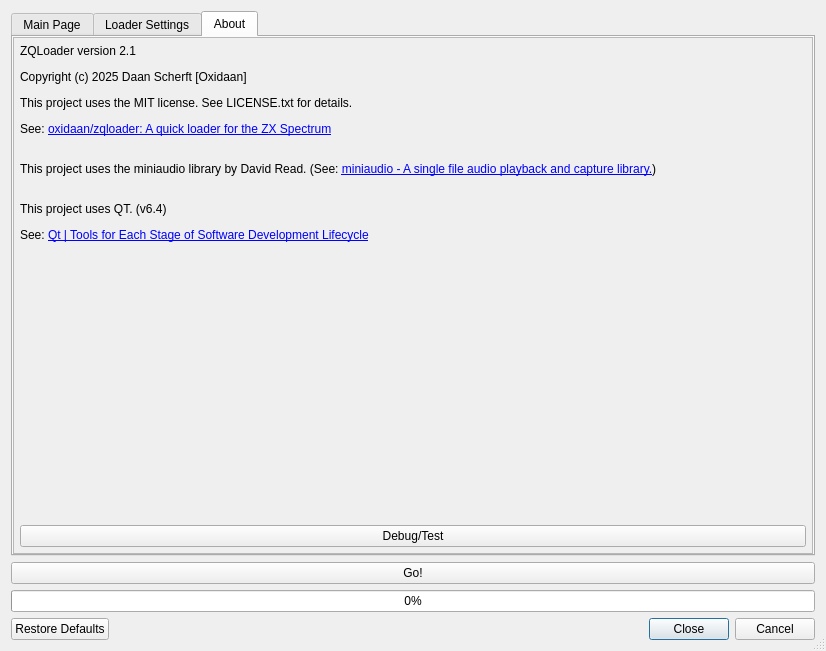
The window that zqloaderui/dialog.ui (oxidaan/zqloader) describes before a commit, drawn with Qt 5.
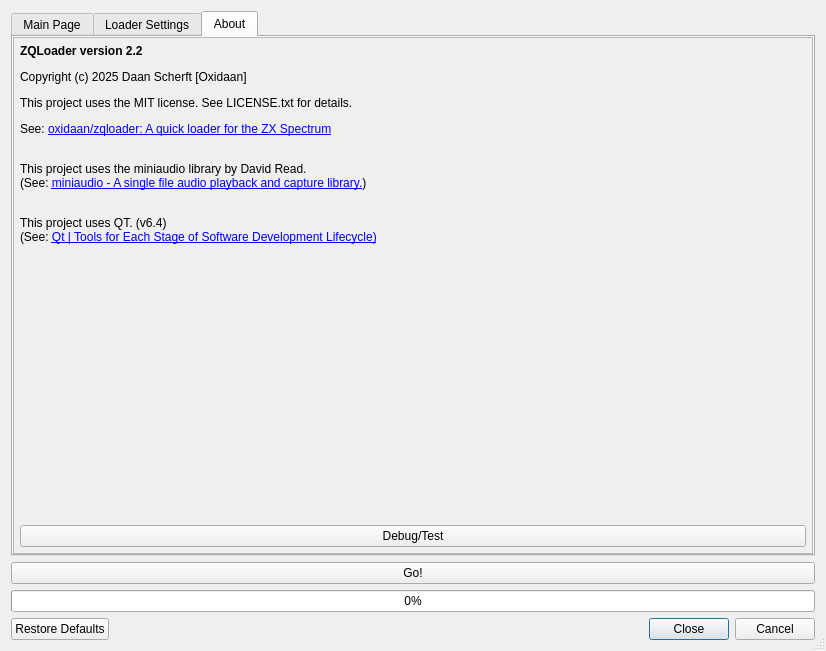
The same window after the commit. The open tabs and pages were chosen to show the change. Custom widgets are drawn as their Qt base class.

Diff of the .ui file:
```diff
--- a/zqloaderui/dialog.ui
+++ b/zqloaderui/dialog.ui
@@ -858,8 +858,8 @@
            <rect>
             <x>0</x>
             <y>0</y>
-            <width>98</width>
-            <height>700</height>
+            <width>800</width>
+            <height>512</height>
            </rect>
           </property>
           <layout class="QGridLayout" name="gridLayout_4">
@@ -881,7 +881,7 @@
            <item row="1" column="1">
             <widget class="QLabel" name="labelAbout">
              <property name="text">
-              <string>&lt;html&gt;&lt;head/&gt;&lt;body&gt;&lt;p&gt;ZQLoader version 2.1&lt;/p&gt;&lt;p&gt;Copyright (c) 2025 Daan Scherft [Oxidaan]&lt;/p&gt;&lt;p&gt;This project uses the MIT license. See LICENSE.txt for details.&lt;/p&gt;&lt;p&gt;See: &lt;a href=&quot;https://github.com/oxidaan/zqloader&quot;&gt;&lt;span style=&quot; text-decoration: underline; color:#0000ff;&quot;&gt;oxidaan/zqloader: A quick loader for the ZX Spectrum&lt;/span&gt;&lt;/a&gt;&lt;/p&gt;&lt;p&gt;&lt;br/&gt;This project uses the miniaudio library by David Read. (See: &lt;a href=&quot;https://miniaud.io/&quot;&gt;&lt;span style=&quot; text-decoration: underline; color:#0000ff;&quot;&gt;miniaudio - A single file audio playback and capture library.&lt;/span&gt;&lt;/a&gt;)&lt;/p&gt;&lt;p&gt;&lt;br/&gt;This project uses QT. (v6.4)&lt;/p&gt;&lt;p&gt;See: &lt;a href=&quot;https://www.qt.io/&quot;&gt;&lt;span style=&quot; text-decoration: underline; color:#0000ff;&quot;&gt;Qt | Tools for Each Stage of Software Development Lifecycle&lt;/span&gt;&lt;/a&gt;&lt;/p&gt;&lt;/body&gt;&lt;/html&gt;</string>
+              <string>&lt;html&gt;&lt;head/&gt;&lt;body&gt;&lt;p&gt;&lt;span style=&quot; font-weight:700;&quot;&gt;ZQLoader version 2.2&lt;/span&gt;&lt;/p&gt;&lt;p&gt;Copyright (c) 2025 Daan Scherft [Oxidaan]&lt;/p&gt;&lt;p&gt;This project uses the MIT license. See LICENSE.txt for details.&lt;/p&gt;&lt;p&gt;See: &lt;a href=&quot;https://github.com/oxidaan/zqloader&quot;&gt;&lt;span style=&quot; text-decoration: underline; color:#0000ff;&quot;&gt;oxidaan/zqloader: A quick loader for the ZX Spectrum&lt;/span&gt;&lt;/a&gt;&lt;/p&gt;&lt;p&gt;&lt;br/&gt;This project uses the miniaudio library by David Read.&lt;br/&gt;(See: &lt;a href=&quot;https://miniaud.io/&quot;&gt;&lt;span style=&quot; text-decoration: underline; color:#0000ff;&quot;&gt;miniaudio - A single file audio playback and capture library.&lt;/span&gt;&lt;/a&gt;)&lt;/p&gt;&lt;p&gt;&lt;br/&gt;This project uses QT. (v6.4)&lt;br/&gt;(See: &lt;a href=&quot;https://www.qt.io/&quot;&gt;&lt;span style=&quot; text-decoration: underline; color:#0000ff;&quot;&gt;Qt | Tools for Each Stage of Software Development Lifecycle)&lt;/span&gt;&lt;/a&gt;&lt;/p&gt;&lt;p&gt;&lt;br/&gt;&lt;/p&gt;&lt;p&gt;&lt;br/&gt;&lt;/p&gt;&lt;/body&gt;&lt;/html&gt;</string>
              </property>
              <property name="wordWrap">
               <bool>true</bool>
```
Left out of the diff: 2 changed lines with no effect on the pictures.
